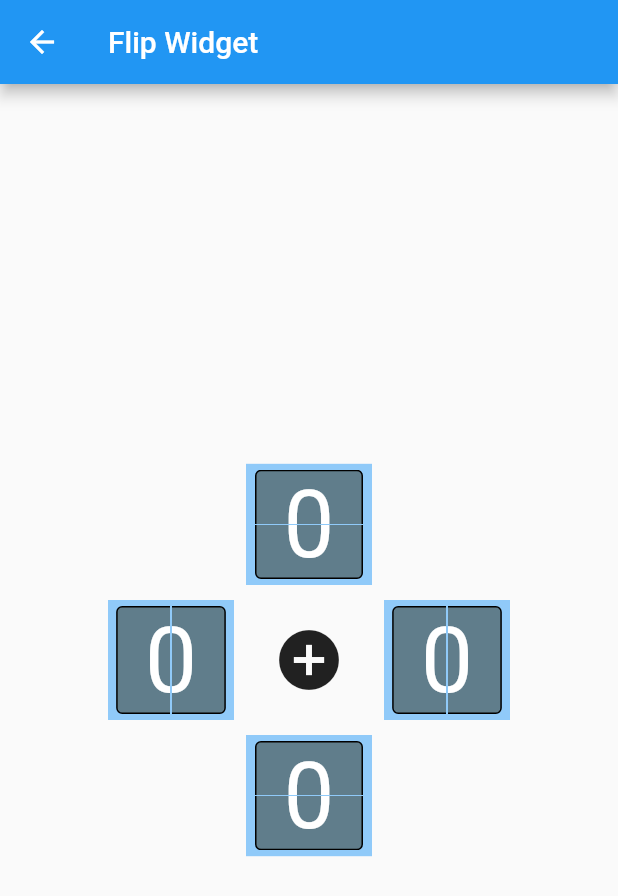
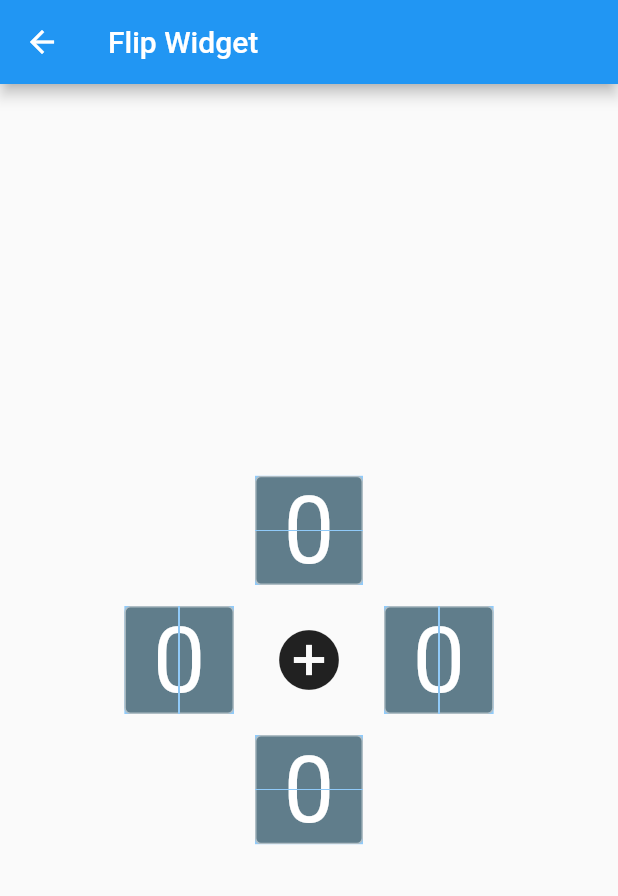
Before and after one commit to cc-nogueira/flip_board, a Flutter app: the FlipWidgetPage screen opened by its route, on a phone screen of 412 x 824 dp. Shown: the top 896 px of the screen. Run offline on Flutter 3.47's test engine with Material 2 defaults, Android fonts, the phone set to English and light mode, and no system bars.

Commit message:
Better border in FlipWidgetPage

```diff
--- a/example/lib/pages/widget/flip_widget_page.dart
+++ b/example/lib/pages/widget/flip_widget_page.dart
@@ -33,7 +33,10 @@ class _FlipWidgetState extends State<FlipWidgetPage> {
             child: Column(
               mainAxisAlignment: MainAxisAlignment.center,
               children: [
-                _flipWidget(AxisDirection.up),
+                Row(
+                  mainAxisSize: MainAxisSize.min,
+                  children: [_flipWidget(AxisDirection.up)],
+                ),
                 Row(
                   mainAxisSize: MainAxisSize.min,
                   children: [
@@ -42,7 +45,10 @@ class _FlipWidgetState extends State<FlipWidgetPage> {
                     _flipWidget(AxisDirection.right),
                   ],
                 ),
-                _flipWidget(AxisDirection.down),
+                Row(
+                  mainAxisSize: MainAxisSize.min,
+                  children: [_flipWidget(AxisDirection.down)],
+                ),
               ],
             ),
           ),
@@ -59,9 +65,6 @@ class _FlipWidgetState extends State<FlipWidgetPage> {
       );
 
   Widget _flipWidget(AxisDirection direction) => Container(
-        width: 84.0,
-        alignment: Alignment.center,
-        padding: const EdgeInsets.all(4.0),
         decoration: BoxDecoration(
           color: Theme.of(context).colorScheme.background,
         ),
@@ -85,9 +88,10 @@ class _FlipWidgetState extends State<FlipWidgetPage> {
         height: 72.0,
         alignment: Alignment.center,
         decoration: BoxDecoration(
-            color: Theme.of(context).colorScheme.primaryVariant,
-            borderRadius: const BorderRadius.all(Radius.circular(4.0)),
-            border: Border.all(color: Colors.black)),
+          color: Theme.of(context).colorScheme.primaryVariant,
+          borderRadius: const BorderRadius.all(Radius.circular(4.0)),
+          border: Border.all(color: Theme.of(context).colorScheme.background),
+        ),
         child: Text(
           ((value ?? 0) % 10).toString(),
           style: TextStyle(
```
